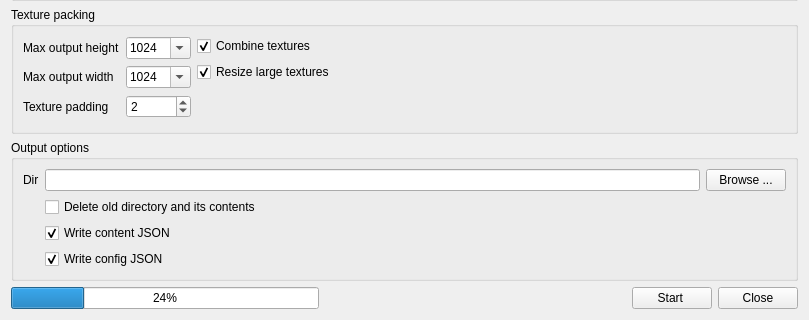
Before: the Qt Designer form editor/gui/dlgpackage.ui in ensisoft/detonator, drawn with Qt 5; both pictures show x 0 to 809 and y 353 to 673 of the 809 by 673 pixel window.
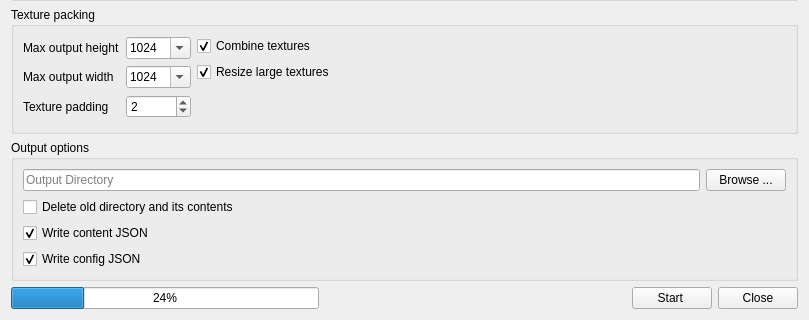
After: the same form once the commit is applied. Icons and pictures are not drawn.

Commit message:
use placeholder text in QTextEdit and get rid of some labels
Use placeholder text in QTextEdit and get rid of some labels.

The edit to the form file:
```diff
--- a/editor/gui/dlgpackage.ui
+++ b/editor/gui/dlgpackage.ui
@@ -271,23 +271,10 @@
       <string>Output options</string>
      </property>
      <layout class="QGridLayout" name="gridLayout_2">
-      <item row="0" column="1">
-       <widget class="QLineEdit" name="editOutDir"/>
-      </item>
-      <item row="3" column="1">
-       <widget class="QCheckBox" name="chkWriteConfig">
-        <property name="text">
-         <string>Write config JSON</string>
-        </property>
-        <property name="checked">
-         <bool>true</bool>
-        </property>
-       </widget>
-      </item>
       <item row="0" column="0">
-       <widget class="QLabel" name="label">
-        <property name="text">
-         <string>Dir</string>
+       <widget class="QLineEdit" name="editOutDir">
+        <property name="placeholderText">
+         <string>Output Directory</string>
         </property>
        </widget>
       </item>
@@ -298,14 +285,14 @@
         </property>
        </widget>
       </item>
-      <item row="1" column="1">
+      <item row="1" column="0">
        <widget class="QCheckBox" name="chkDelete">
         <property name="text">
          <string>Delete old directory and its contents</string>
         </property>
        </widget>
       </item>
-      <item row="2" column="1">
+      <item row="2" column="0">
        <widget class="QCheckBox" name="chkWriteContent">
         <property name="text">
          <string>Write content JSON</string>
@@ -315,6 +302,16 @@
         </property>
        </widget>
       </item>
+      <item row="3" column="0">
+       <widget class="QCheckBox" name="chkWriteConfig">
+        <property name="text">
+         <string>Write config JSON</string>
+        </property>
+        <property name="checked">
+         <bool>true</bool>
+        </property>
+       </widget>
+      </item>
      </layout>
     </widget>
    </item>
```
Left out of the diff: 2 changed lines with no effect on the pictures. The commit also changes 1 other file.
